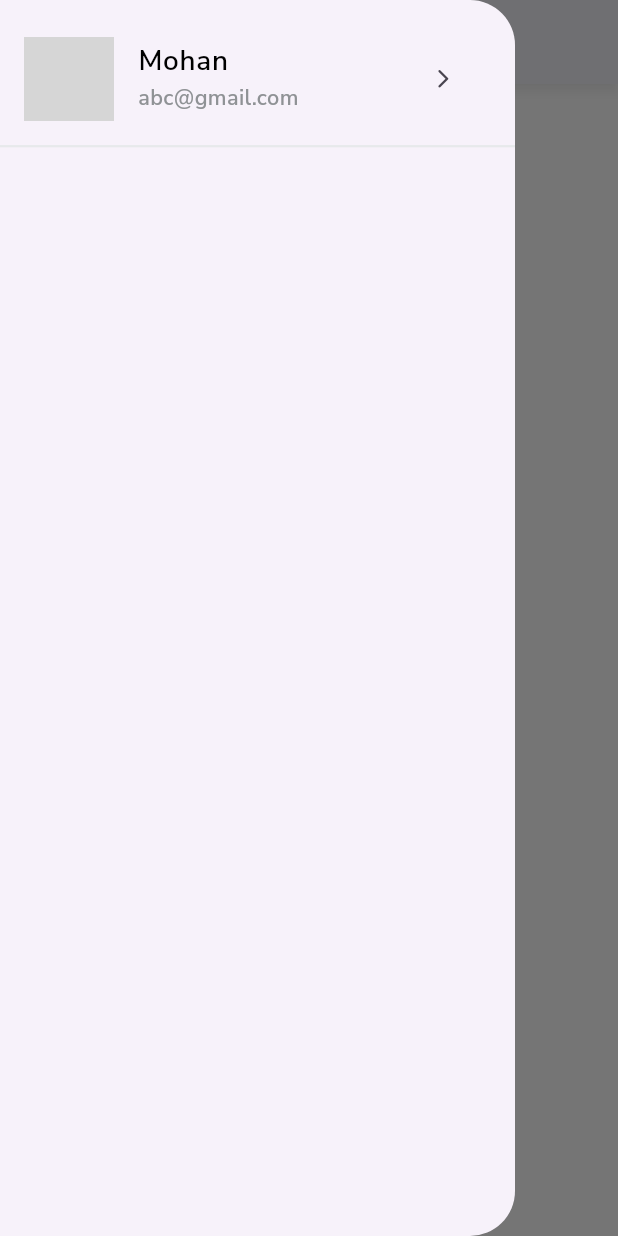
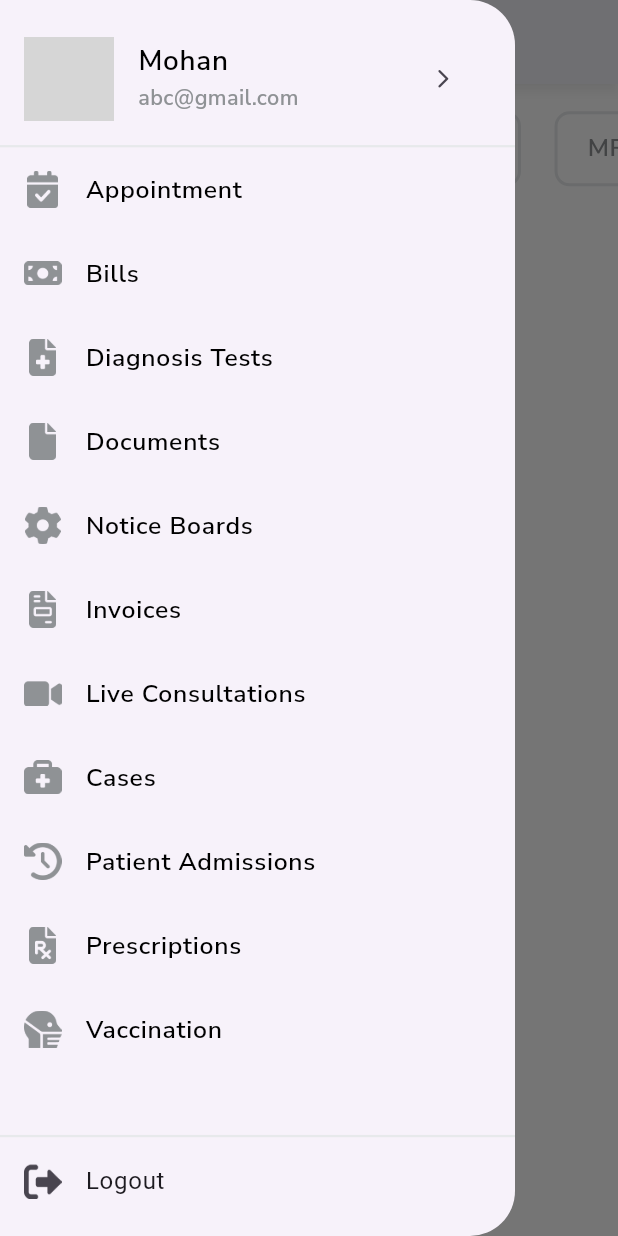
Before and after one commit to ChanduGangola06/doctor_appoinment_app, a Flutter app: the HomeScreen screen opened directly, with the side drawer open, on a phone screen of 412 x 824 dp. Run offline on Flutter 3.47's test engine with Material 3 defaults, Android fonts, the phone set to English and light mode, and no system bars; our stand-ins replace get, go_router, google_fonts, shared_preferences; missing offline and left inert: flutter_downloader, onboarding_animation; accounts and stored records are empty; network calls fail; grey boxes are pictures that could not be loaded.

Commit message:
home ui completed

```diff
--- /dev/null
+++ b/lib/controller/home_controller.dart
@@ -0,0 +1,31 @@
+import 'package:doctor_appoinment_app/controller/patient/appointment/appointment_screen.dart';
+import 'package:doctor_appoinment_app/controller/patient/bill/bills_screen.dart';
+import 'package:flutter/material.dart';
+import 'package:get/get.dart';
+
+import '../utils/string_utils.dart';
+
+class HomeController extends GetxController {
+  Widget currentWidget = AppointmentScreen();
+  RxInt currentDrawerIndex = 0.obs;
+  RxString appBarTitle = StringUtils.appointment.obs;
+  RxBool isSetValue = false.obs;
+
+  void changeWidget(int index) {
+    Get.back();
+    Get.deleteAll();
+    update();
+    switch (index) {
+      case 0:
+        currentWidget = AppointmentScreen();
+        appBarTitle.value = StringUtils.appointment;
+        currentDrawerIndex.value = 0;
+        break;
+      case 1:
+        currentWidget = BillsScreen();
+        appBarTitle.value = StringUtils.bills;
+        currentDrawerIndex.value = 1;
+        break;
+    }
+  }
+}
--- /dev/null
+++ b/lib/controller/patient/appointment/appointment_screen.dart
@@ -0,0 +1,72 @@
+import 'package:doctor_appoinment_app/constants/my_colors.dart';
+import 'package:flutter/material.dart';
+
+import '../../../constants/text_style_const.dart';
+
+class AppointmentScreen extends StatefulWidget {
+  const AppointmentScreen({super.key});
+
+  @override
+  State<AppointmentScreen> createState() => _AppointmentScreenState();
+}
+
+class _AppointmentScreenState extends State<AppointmentScreen> {
+  @override
+  Widget build(BuildContext context) {
+    final height = MediaQuery.of(context).size.height;
+    final width = MediaQuery.of(context).size.width;
+    return Container(
+      color: MyColors.whiteColor,
+      child: Stack(
+        children: [
+          Column(
+            children: [
+              Container(
+                height: 70,
+                margin: EdgeInsets.only(top: height * 0.01),
+                width: double.infinity,
+                child: ListView.builder(
+                  physics: BouncingScrollPhysics(),
+                  itemCount: 10,
+                  scrollDirection: Axis.horizontal,
+                  itemBuilder: (context, index) {
+                    return Center(
+                      child: GestureDetector(
+                        onTap: () {},
+                        child: Container(
+                          margin: EdgeInsets.only(
+                              left: width * 0.03, right: index == 3 ? 10 : 0),
+                          height: 50,
+                          decoration: BoxDecoration(
+                            borderRadius: BorderRadius.circular(10),
+                            border: Border.all(
+                              width: 2,
+                              color: MyColors.borderGreyColor,
+                            ),
+                          ),
+                          child: Center(
+                            child: Padding(
+                              padding:
+                                  const EdgeInsets.symmetric(horizontal: 20),
+                              child: Text(
+                                'MRI',
+                                style: TextStyleConst.mediumTextStyle(
+                                    MyColors.hintGreyColor, width * 0.04),
+                              ),
+                            ),
+                          ),
+                        ),
+                      ),
+                    );
+                  },
+                ),
+              ),
+
+              //
+            ],
+          ),
+        ],
+      ),
+    );
+  }
+}
--- /dev/null
+++ b/lib/controller/patient/bill/bills_detail_screen.dart
@@ -0,0 +1,15 @@
+import 'package:flutter/material.dart';
+
+class BillsDetailScreen extends StatefulWidget {
+  const BillsDetailScreen({super.key});
+
+  @override
+  State<BillsDetailScreen> createState() => _BillsDetailScreenState();
+}
+
+class _BillsDetailScreenState extends State<BillsDetailScreen> {
+  @override
+  Widget build(BuildContext context) {
+    return const Placeholder();
+  }
+}
--- /dev/null
+++ b/lib/controller/patient/bill/bills_screen.dart
@@ -0,0 +1,15 @@
+import 'package:flutter/material.dart';
+
+class BillsScreen extends StatefulWidget {
+  const BillsScreen({super.key});
+
+  @override
+  State<BillsScreen> createState() => _BillsScreenState();
+}
+
+class _BillsScreenState extends State<BillsScreen> {
+  @override
+  Widget build(BuildContext context) {
+    return const Placeholder();
+  }
+}
--- a/lib/screens/home_screen.dart
+++ b/lib/screens/home_screen.dart
@@ -1,5 +1,8 @@
 import 'package:doctor_appoinment_app/component/common_app_bar.dart';
 import 'package:doctor_appoinment_app/constants/my_colors.dart';
+import 'package:doctor_appoinment_app/controller/home_controller.dart';
+import 'package:doctor_appoinment_app/utils/image_utils.dart';
+import 'package:doctor_appoinment_app/utils/list_utils.dart';
 import 'package:doctor_appoinment_app/utils/string_utils.dart';
 import 'package:flutter/material.dart';
 import 'package:get/get.dart';
@@ -20,11 +23,14 @@ class _HomeScreenState extends State<HomeScreen> {
     final width = MediaQuery.of(context).size.width;
     GlobalKey<ScaffoldState> scaffoldKey = GlobalKey<ScaffoldState>();
     return SafeArea(
-      child: Scaffold(
+      child: GetBuilder<HomeController>(
+          init: HomeController(),
+          builder: (homeController) {
+            return Scaffold(
               backgroundColor: MyColors.whiteColor,
               key: scaffoldKey,
               appBar: CommonAppBar(
-          title: StringUtils.appointment,
+                title: homeController.appBarTitle.value,
                 leadOnTap: () {
                   scaffoldKey.currentState?.openDrawer();
                 },
@@ -72,7 +78,8 @@ class _HomeScreenState extends State<HomeScreen> {
                         onPressed: () {
                           Get.back();
                         },
-                  icon: const Icon(Icons.arrow_forward_ios_rounded, size: 15),
+                        icon: const Icon(Icons.arrow_forward_ios_rounded,
+                            size: 15),
                       ),
                     ),
                     SizedBox(height: height * 0.01),
@@ -81,18 +88,76 @@ class _HomeScreenState extends State<HomeScreen> {
                       width: double.infinity,
                       color: MyColors.borderGreyColor,
                     ),
-              const Expanded(
+                    Expanded(
                       child: SingleChildScrollView(
-                  physics: BouncingScrollPhysics(),
+                        physics: const BouncingScrollPhysics(),
                         child: Column(
-                    children: [],
+                          children: List.generate(ListUtils.drawerList.length,
+                              (index) {
+                            return ListTile(
+                              onTap: () {
+                                homeController.changeWidget(index);
+                              },
+                              title: Text(
+                                ListUtils.drawerList[index]['title'],
+                                style: TextStyleConst.mediumTextStyle(
+                                  MyColors.blackColor,
+                                  width * 0.04,
+                                ),
+                              ),
+                              leading: SizedBox(
+                                height: 25,
+                                width: 25,
+                                child: ImageIcon(
+                                  AssetImage(
+                                      ListUtils.drawerList[index]['icon']),
+                                  color: MyColors.hintGreyColor,
+                                ),
+                              ),
+                            );
+                          }),
                         ),
                       ),
                     ),
+                    Container(
+                      height: 1.5,
+                      width: double.infinity,
+                      color: MyColors.borderGreyColor,
+                    ),
+                    SizedBox(height: height * 0.002),
+                    Container(
+                      margin: const EdgeInsets.only(right: 15),
+                      child: ListTile(
+                        onTap: () {
+                          showDialog(
+                            context: context,
+                            builder: (context) {
+                              return const Center();
+                            },
+                          );
+                        },
+                        title: const Text(StringUtils.logOut),
+                        leading: const SizedBox(
+                          height: 25,
+                          width: 25,
+                          child: ImageIcon(
+                            AssetImage(ImageUtils.logOutIcon),
+                          ),
+                        ),
+                      ),
+                    ),
+                    SizedBox(height: height * 0.01),
                   ],
                 ),
               ),
+              body: PopScope(
+                onPopInvoked: (didPop) {
+                  false;
+                },
+                child: homeController.currentWidget,
               ),
+            );
+          }),
     );
   }
 }
```
Lines whose indentation alone changed are shown as unchanged.
